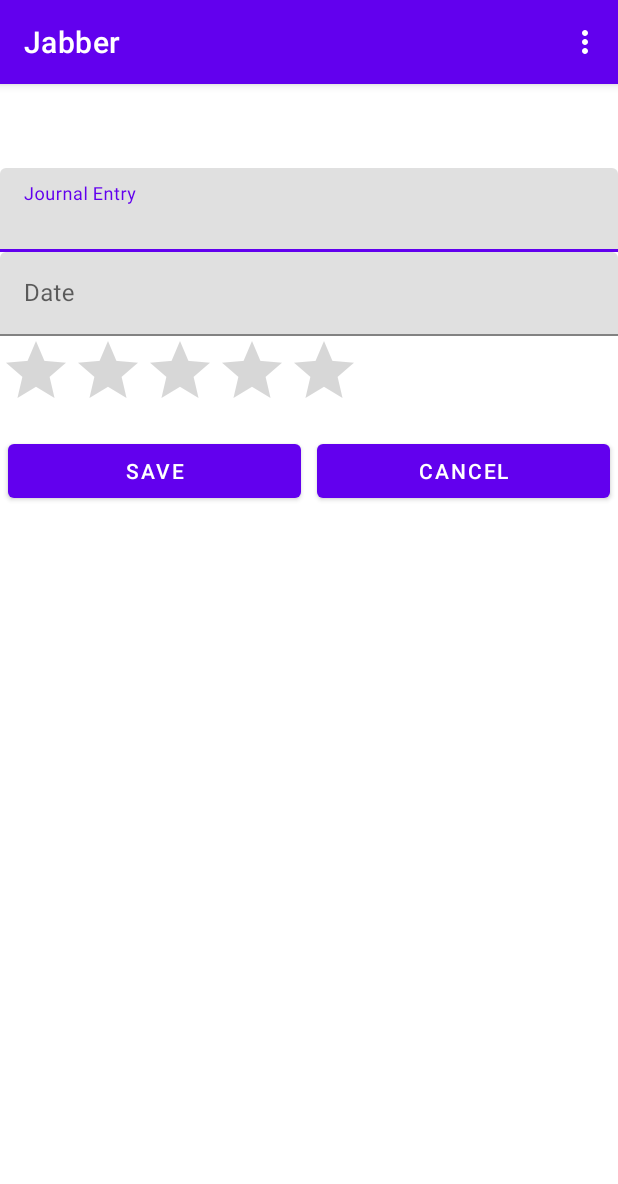
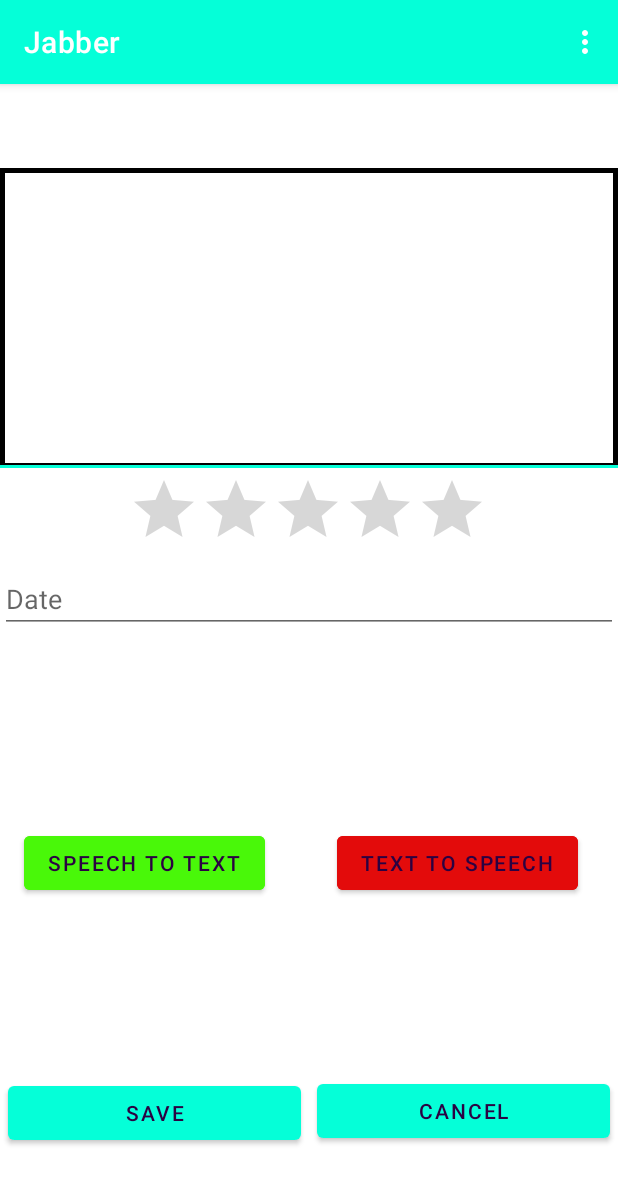
Before and after one commit to dhodkiewicz/AndroidFinalApp, an Android app: the UpdateItemActivity screen opened directly, with no data from a screen before it, on a phone screen of 412 x 824 dp. Shown: the top 1184 px of the screen. Run offline under Robolectric (Android 15) with nearby library versions, the phone set to English and light mode, and no system bars.

Commit message:
updates
everything working now

```diff
--- a/app/src/main/AndroidManifest.xml
+++ b/app/src/main/AndroidManifest.xml
@@ -4,9 +4,9 @@
 
     <application
         android:allowBackup="true"
-        android:icon="@mipmap/ic_launcher"
+        android:icon="@drawable/ic_talk"
         android:label="@string/app_name"
-        android:roundIcon="@mipmap/ic_launcher_round"
+        android:roundIcon="@drawable/ic_talk"
         android:supportsRtl="true"
         android:theme="@style/Theme.ItemTracker">
         <activity
--- a/app/src/main/java/com/example/itemtracker/DBHelper.kt
+++ b/app/src/main/java/com/example/itemtracker/DBHelper.kt
@@ -17,6 +17,6 @@ import android.database.sqlite.SQLiteOpenHelper
 
         companion object{
             const val DATABASE_NAME = "entries.db"
-            const val DATABASE_VERSION = 1
+            const val DATABASE_VERSION = 16
         }
     }
--- a/app/src/main/java/com/example/itemtracker/DataManager.kt
+++ b/app/src/main/java/com/example/itemtracker/DataManager.kt
@@ -126,13 +126,13 @@ object DataManager {
         db.update(iEntry.TABLE_NAME, values, sel, selArgs)
     }
 
-    fun deleteEntry(dbHelper: DBHelper, entryId: String) : Int{
+    fun deleteEntry(dbHelper: DBHelper, entry: Entry) : Int{
 
         val db = dbHelper.writableDatabase
 
         val sel = iEntry.ID + " LIKE ? "
 
-        val selArgs = arrayOf(entryId)
+        val selArgs = arrayOf(entry.id)
 
         return db.delete(iEntry.TABLE_NAME, sel, selArgs)
     }
--- a/app/src/main/java/com/example/itemtracker/Entry.kt
+++ b/app/src/main/java/com/example/itemtracker/Entry.kt
@@ -5,7 +5,7 @@ import android.location.Location
 class Entry(
     val id: String,
     val userId: String,
-    val entry: String,
+    var entry: String,
     val entryDate: String,
     val moodRating: Double,
     val location: Location,
--- /dev/null
+++ b/app/src/main/res/drawable/edittext_bg.xml
@@ -0,0 +1,6 @@
+<?xml version="1.0" encoding="utf-8"?>
+<shape xmlns:android="http://schemas.android.com/apk/res/android">
+    <solid android:color="#ffffff" />
+    <stroke android:width="3dp" android:color="#000000" />
+    <padding android:left="2dp" android:top="2dp" android:right="2dp" android:bottom="2dp" />
+</shape>
--- a/app/src/main/res/layout/activity_add.xml
+++ b/app/src/main/res/layout/activity_add.xml
@@ -12,79 +12,25 @@
         android:layout_height="wrap_content"
         android:layout_gravity="center"
         android:layout_marginTop="56dp"
-        app:layout_constraintBottom_toTopOf="@+id/textInputLayout"
         app:layout_constraintEnd_toEndOf="parent"
         app:layout_constraintStart_toStartOf="parent"
         app:layout_constraintTop_toTopOf="parent">
 
-        <androidx.appcompat.widget.AppCompatEditText
+        <EditText
             android:id="@+id/etEntry"
             android:layout_width="match_parent"
-            android:layout_height="wrap_content"
-            android:ems="15"
-            android:hint="@string/entry"
-            android:importantForAutofill="no"
-            android:inputType="text">
+            android:layout_height="200dp"
+            android:background="@drawable/edittext_bg"
+            android:ems="10"
+            android:gravity="start|top"
+            android:inputType="textMultiLine"
+            app:layout_constraintBottom_toBottomOf="parent"
+            app:layout_constraintEnd_toEndOf="parent"
+            app:layout_constraintStart_toStartOf="parent"
+            app:layout_constraintTop_toTopOf="parent"
+            app:layout_constraintVertical_bias="0.218" />
 
-        </androidx.appcompat.widget.AppCompatEditText>
     </com.google.android.material.textfield.TextInputLayout>
-
-    <com.google.android.material.textfield.TextInputLayout
-        android:id="@+id/textInputLayout"
-        android:layout_width="match_parent"
-        android:layout_height="wrap_content"
-        android:layout_gravity="center"
-        app:layout_constraintEnd_toEndOf="parent"
-        app:layout_constraintStart_toStartOf="parent"
-        app:layout_constraintTop_toBottomOf="@+id/textInputLayout3">
-
-        <androidx.appcompat.widget.AppCompatEditText
-            android:id="@+id/etDate"
-            android:layout_width="match_parent"
-            android:layout_height="wrap_content"
-            android:clickable="true"
-            android:ems="15"
-            android:focusable="false"
-            android:hint="@string/date"
-            android:importantForAutofill="no"
-            android:inputType="text"
-            android:maxLines="1">
-
-        </androidx.appcompat.widget.AppCompatEditText>
-    </com.google.android.material.textfield.TextInputLayout>
-
-    <com.google.android.material.textfield.TextInputLayout
-        android:id="@+id/textInputLayout2"
-        android:layout_width="397dp"
-        android:layout_height="61dp"
-        android:layout_gravity="center"
-        android:layout_marginTop="167dp"
-        app:layout_constraintStart_toStartOf="parent"
-        app:layout_constraintTop_toTopOf="parent">
-
-        <RatingBar
-            android:id="@+id/ratingBar"
-            android:layout_width="wrap_content"
-            android:layout_height="match_parent"
-            android:layout_weight="1"
-            android:clickable="true"
-            android:hapticFeedbackEnabled="true"
-            android:max="5"
-            android:numStars="0"
-            android:rating="0" />
-    </com.google.android.material.textfield.TextInputLayout>
-
-    <!-- Price Field start-->
-
-    <!-- Price field end -->
-
-    <!-- Quantity Field start-->
-
-    <!-- Quantity field end -->
-
-    <!-- SKU Field start-->
-
-    <!-- SKU field end -->
 
 
     <Button
@@ -92,30 +38,55 @@
         android:layout_width="0dp"
         android:layout_height="wrap_content"
         android:layout_margin="5dp"
-        android:layout_marginTop="34dp"
         android:layout_weight=".5"
         android:text="@string/cancel"
         app:layout_constraintBottom_toBottomOf="parent"
         app:layout_constraintEnd_toEndOf="parent"
-        app:layout_constraintHorizontal_bias="1.0"
+        app:layout_constraintHorizontal_bias="0.0"
         app:layout_constraintStart_toStartOf="@+id/guideline"
-        app:layout_constraintTop_toBottomOf="@+id/textInputLayout2"
-        app:layout_constraintVertical_bias="0.0" />
+        app:layout_constraintTop_toBottomOf="@+id/btnTxtToSpeech"
+        app:layout_constraintVertical_bias="0.676" />
 
     <Button
         android:id="@+id/bSave"
         android:layout_width="0dp"
         android:layout_height="wrap_content"
         android:layout_margin="5dp"
-        android:layout_marginTop="156dp"
+        android:layout_marginBottom="140dp"
         android:layout_weight=".5"
         android:text="@string/save"
         app:layout_constraintBottom_toBottomOf="parent"
         app:layout_constraintEnd_toStartOf="@+id/guideline"
-        app:layout_constraintHorizontal_bias="0.0"
+        app:layout_constraintHorizontal_bias="1.0"
         app:layout_constraintStart_toStartOf="parent"
-        app:layout_constraintTop_toBottomOf="@+id/textInputLayout2"
-        app:layout_constraintVertical_bias="0.0" />
+        app:layout_constraintTop_toBottomOf="@+id/btnSpeechToTxt"
+        app:layout_constraintVertical_bias="0.681" />
+
+    <Button
+        android:id="@+id/btnSpeechToTxt"
+        android:layout_width="wrap_content"
+        android:layout_height="wrap_content"
+        android:backgroundTint="#49F809"
+        android:text="Speech to Text"
+        app:layout_constraintBottom_toBottomOf="parent"
+        app:layout_constraintEnd_toEndOf="parent"
+        app:layout_constraintHorizontal_bias="0.064"
+        app:layout_constraintStart_toStartOf="parent"
+        app:layout_constraintTop_toTopOf="parent"
+        app:layout_constraintVertical_bias="0.688" />
+
+    <Button
+        android:id="@+id/btnTxtToSpeech"
+        android:layout_width="wrap_content"
+        android:layout_height="wrap_content"
+        android:backgroundTint="#E30B0B"
+        android:text="Text to Speech"
+        app:layout_constraintBottom_toBottomOf="parent"
+        app:layout_constraintEnd_toEndOf="parent"
+        app:layout_constraintHorizontal_bias="0.895"
+        app:layout_constraintStart_toStartOf="parent"
+        app:layout_constraintTop_toTopOf="parent"
+        app:layout_constraintVertical_bias="0.688" />
 
     <androidx.constraintlayout.widget.Guideline
         android:id="@+id/guideline"
@@ -124,4 +95,39 @@
         android:orientation="vertical"
         app:layout_constraintGuide_percent="0.5" />
 
+    <androidx.appcompat.widget.AppCompatEditText
+        android:id="@+id/etDate"
+        android:layout_width="match_parent"
+        android:layout_height="wrap_content"
+        android:layout_marginTop="3dp"
+        android:clickable="true"
+        android:ems="15"
+        android:focusable="false"
+        android:hint="@string/date"
+        android:importantForAutofill="no"
+        android:inputType="text"
+        android:maxLines="1"
+        app:layout_constraintBottom_toBottomOf="parent"
+        app:layout_constraintTop_toBottomOf="@+id/ratingBar"
+        app:layout_constraintVertical_bias="0.0"
+        tools:layout_editor_absoluteX="-4dp">
+
+    </androidx.appcompat.widget.AppCompatEditText>
+
+    <RatingBar
+        android:id="@+id/ratingBar"
+        android:layout_width="wrap_content"
+        android:layout_height="wrap_content"
+        android:layout_marginTop="260dp"
+        android:layout_weight="1"
+        android:clickable="true"
+        android:hapticFeedbackEnabled="true"
+        android:max="5"
+        android:numStars="0"
+        android:rating="0"
+        app:layout_constraintEnd_toEndOf="parent"
+        app:layout_constraintHorizontal_bias="0.497"
+        app:layout_constraintStart_toStartOf="parent"
+        app:layout_constraintTop_toTopOf="parent" />
+
 </androidx.constraintlayout.widget.ConstraintLayout>
--- a/app/src/main/res/values/themes.xml
+++ b/app/src/main/res/values/themes.xml
@@ -2,9 +2,9 @@
     <!-- Base application theme. -->
     <style name="Theme.ItemTracker" parent="Theme.MaterialComponents.DayNight.DarkActionBar">
         <!-- Primary brand color. -->
-        <item name="colorPrimary">@color/purple_500</item>
-        <item name="colorPrimaryVariant">@color/purple_700</item>
-        <item name="colorOnPrimary">@color/white</item>
+        <item name="colorPrimary">#05FFD8</item>
+        <item name="colorPrimaryVariant">#000002</item>
+        <item name="colorOnPrimary">#2B0242</item>
         <!-- Secondary brand color. -->
         <item name="colorSecondary">@color/teal_200</item>
         <item name="colorSecondaryVariant">@color/teal_700</item>
```
Also changed, not shown: app/src/main/java/com/example/itemtracker/AddItemActivity.kt (+60 -19 lines), app/src/main/java/com/example/itemtracker/UpdateItemActivity.kt (+50 -22 lines), app/src/main/res/drawable-anydpi/ic_talk.xml (added, +11 -0 lines), app/src/main/ic_logo-playstore.png (added), app/src/main/ic_mainIcon-playstore.png (added), app/src/main/res/drawable-hdpi/ic_talk.png (added), app/src/main/res/drawable-mdpi/ic_talk.png (added), app/src/main/res/drawable-xhdpi/ic_talk.png (added), app/src/main/res/drawable-xxhdpi/ic_talk.png (added).
